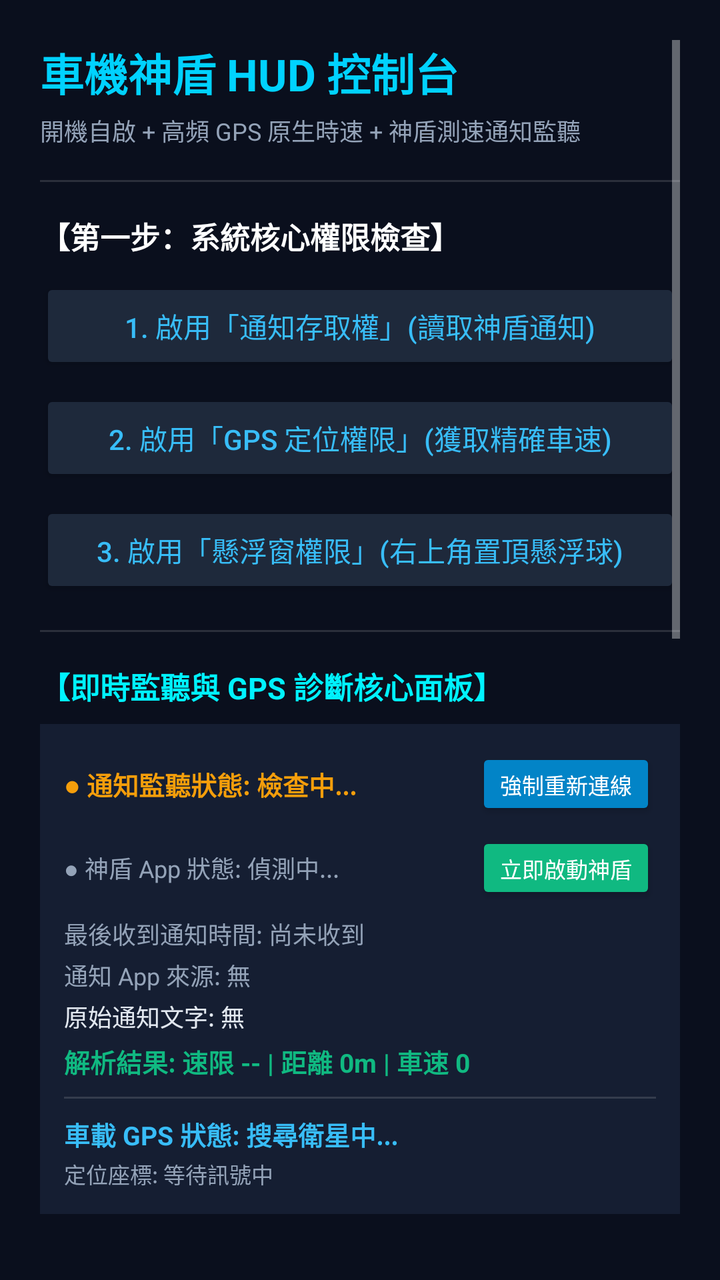
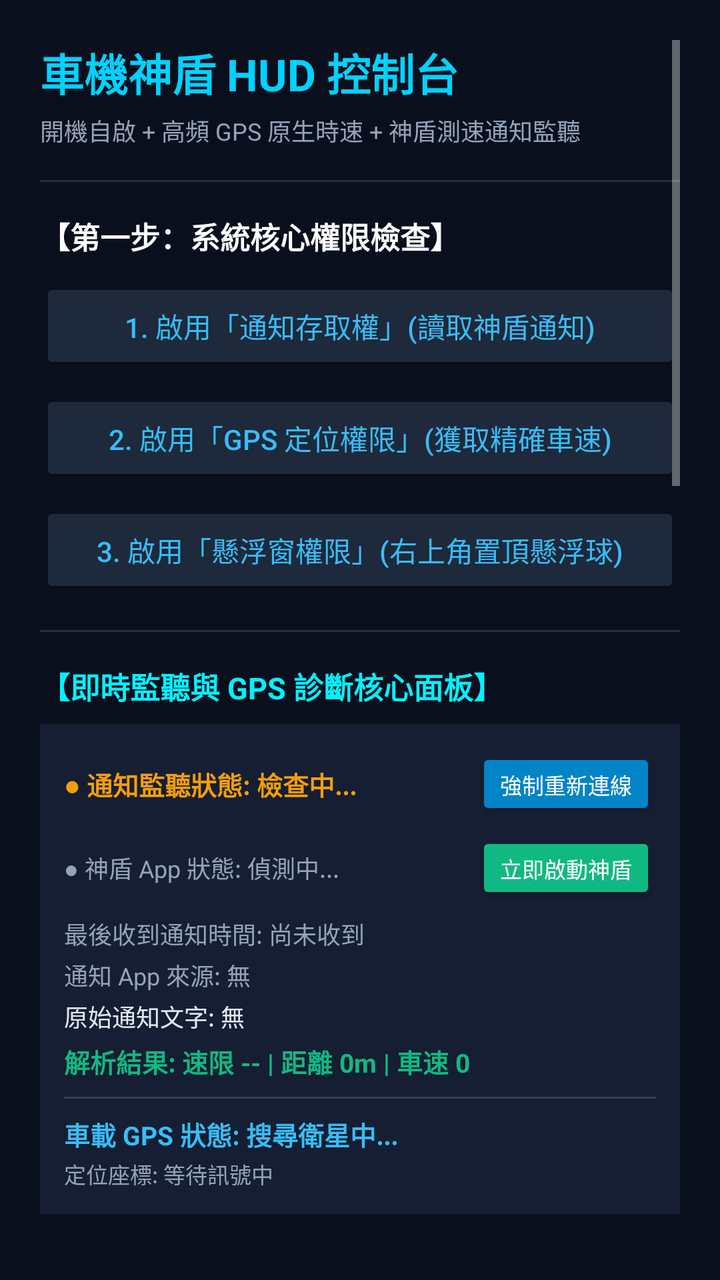

Screens rendered from an Android XML layout before and after an edit, with the pre-edit source and the edit as a unified diff.
<!-- AndroidManifest.xml: application theme Theme.AppCompat.NoActionBar -->
<!-- res/layout/activity_main.xml -->
<?xml version="1.0" encoding="utf-8"?>
<ScrollView xmlns:android="http://schemas.android.com/apk/res/android"
    android:layout_width="match_parent"
    android:layout_height="match_parent"
    android:background="#0A0F1D"
    android:padding="20dp">

    <LinearLayout
        android:layout_width="match_parent"
        android:layout_height="wrap_content"
        android:orientation="vertical">

        <TextView
            android:layout_width="wrap_content"
            android:layout_height="wrap_content"
            android:text="車機神盾 HUD 控制台"
            android:textColor="#00D2FF"
            android:textSize="22sp"
            android:textStyle="bold" />

        <TextView
            android:layout_width="wrap_content"
            android:layout_height="wrap_content"
            android:layout_marginTop="4dp"
            android:text="開機自啟 + 高頻 GPS 原生時速 + 神盾測速通知監聽"
            android:textColor="#94A3B8"
            android:textSize="12sp" />

        <View
            android:layout_width="match_parent"
            android:layout_height="1dp"
            android:layout_marginTop="16dp"
            android:layout_marginBottom="16dp"
            android:background="#22FFFFFF" />

        
        <TextView
            android:layout_width="wrap_content"
            android:layout_height="wrap_content"
            android:text="【第一步：系統核心權限檢查】"
            android:textColor="#FFFFFF"
            android:textSize="15sp"
            android:textStyle="bold" />

        <Button
            android:id="@+id/btn_grant_notification"
            android:layout_width="match_parent"
            android:layout_height="48dp"
            android:layout_marginTop="10dp"
            android:backgroundTint="#1E293B"
            android:text="1. 啟用「通知存取權」(讀取神盾通知)"
            android:textColor="#38BDF8" />

        <Button
            android:id="@+id/btn_grant_location"
            android:layout_width="match_parent"
            android:layout_height="48dp"
            android:layout_marginTop="8dp"
            android:backgroundTint="#1E293B"
            android:text="2. 啟用「GPS 定位權限」(獲取精確車速)"
            android:textColor="#38BDF8" />

        <Button
            android:id="@+id/btn_grant_overlay"
            android:layout_width="match_parent"
            android:layout_height="48dp"
            android:layout_marginTop="8dp"
            android:backgroundTint="#1E293B"
            android:text="3. 啟用「懸浮窗權限」(右上角置頂懸浮球)"
            android:textColor="#38BDF8" />

        <View
            android:layout_width="match_parent"
            android:layout_height="1dp"
            android:layout_marginTop="16dp"
            android:layout_marginBottom="16dp"
            android:background="#22FFFFFF" />

        
        <TextView
            android:layout_width="wrap_content"
            android:layout_height="wrap_content"
            android:text="【即時監聽與 GPS 診斷核心面板】"
            android:textColor="#00F2FE"
            android:textSize="15sp"
            android:textStyle="bold" />

        <LinearLayout
            android:layout_width="match_parent"
            android:layout_height="wrap_content"
            android:layout_marginTop="8dp"
            android:background="#151E32"
            android:orientation="vertical"
            android:padding="12dp">

            
            <LinearLayout
                android:layout_width="match_parent"
                android:layout_height="wrap_content"
                android:gravity="center_vertical"
                android:orientation="horizontal">

                <TextView
                    android:id="@+id/tv_listener_status"
                    android:layout_width="0dp"
                    android:layout_height="wrap_content"
                    android:layout_weight="1"
                    android:text="● 通知監聽狀態: 檢查中..."
                    android:textColor="#F59E0B"
                    android:textSize="13sp"
                    android:textStyle="bold" />

                <Button
                    android:id="@+id/btn_rebind_listener"
                    android:layout_width="wrap_content"
                    android:layout_height="36dp"
                    android:backgroundTint="#0284C7"
                    android:text="強制重新連線"
                    android:textSize="11sp" />
            </LinearLayout>

            
            <LinearLayout
                android:layout_width="match_parent"
                android:layout_height="wrap_content"
                android:layout_marginTop="6dp"
                android:gravity="center_vertical"
                android:orientation="horizontal">

                <TextView
                    android:id="@+id/tv_speedtrap_status"
                    android:layout_width="0dp"
                    android:layout_height="wrap_content"
                    android:layout_weight="1"
                    android:text="● 神盾 App 狀態: 偵測中..."
                    android:textColor="#94A3B8"
                    android:textSize="12sp" />

                <Button
                    android:id="@+id/btn_launch_speedtrap"
                    android:layout_width="wrap_content"
                    android:layout_height="36dp"
                    android:backgroundTint="#10B981"
                    android:text="立即啟動神盾"
                    android:textSize="11sp" />
            </LinearLayout>

            <TextView
                android:id="@+id/tv_diag_time"
                android:layout_width="wrap_content"
                android:layout_height="wrap_content"
                android:layout_marginTop="6dp"
                android:text="最後收到通知時間: 尚未收到"
                android:textColor="#94A3B8"
                android:textSize="12sp" />

            <TextView
                android:id="@+id/tv_diag_pkg"
                android:layout_width="wrap_content"
                android:layout_height="wrap_content"
                android:layout_marginTop="3dp"
                android:text="通知 App 來源: 無"
                android:textColor="#94A3B8"
                android:textSize="12sp" />

            <TextView
                android:id="@+id/tv_diag_raw"
                android:layout_width="wrap_content"
                android:layout_height="wrap_content"
                android:layout_marginTop="3dp"
                android:text="原始通知文字: 無"
                android:textColor="#E2E8F0"
                android:textSize="12sp" />

            <TextView
                android:id="@+id/tv_diag_parsed"
                android:layout_width="wrap_content"
                android:layout_height="wrap_content"
                android:layout_marginTop="4dp"
                android:text="解析結果: 速限 -- | 距離 0m | 車速 0"
                android:textColor="#10B981"
                android:textSize="13sp"
                android:textStyle="bold" />

            <View
                android:layout_width="match_parent"
                android:layout_height="1dp"
                android:layout_marginTop="8dp"
                android:layout_marginBottom="8dp"
                android:background="#22FFFFFF" />

            
            <TextView
                android:id="@+id/tv_diag_gps"
                android:layout_width="wrap_content"
                android:layout_height="wrap_content"
                android:text="車載 GPS 狀態: 搜尋衛星中..."
                android:textColor="#38BDF8"
                android:textSize="13sp"
                android:textStyle="bold" />

            <TextView
                android:id="@+id/tv_diag_gps_detail"
                android:layout_width="wrap_content"
                android:layout_height="wrap_content"
                android:layout_marginTop="2dp"
                android:text="定位座標: 等待訊號中"
                android:textColor="#94A3B8"
                android:textSize="11sp" />
        </LinearLayout>

        <View
            android:layout_width="match_parent"
            android:layout_height="1dp"
            android:layout_marginTop="16dp"
            android:layout_marginBottom="16dp"
            android:background="#22FFFFFF" />

        
        <TextView
            android:layout_width="wrap_content"
            android:layout_height="wrap_content"
            android:text="【神盾測速 App 連動與喚醒設定】"
            android:textColor="#FFFFFF"
            android:textSize="15sp"
            android:textStyle="bold" />

        <TextView
            android:id="@+id/tv_current_speedtrap_pkg"
            android:layout_width="wrap_content"
            android:layout_height="wrap_content"
            android:layout_marginTop="4dp"
            android:text="神盾應用偵測：正在檢查..."
            android:textColor="#10B981"
            android:textSize="13sp" />

        <LinearLayout
            android:layout_width="match_parent"
            android:layout_height="wrap_content"
            android:layout_marginTop="8dp"
            android:orientation="horizontal">

            <Button
                android:id="@+id/btn_choose_speedtrap_app"
                android:layout_width="0dp"
                android:layout_height="44dp"
                android:layout_weight="1"
                android:backgroundTint="#0369A1"
                android:text="手動選擇神盾 App"
                android:textSize="12sp" />

            <Button
                android:id="@+id/btn_test_launch_speedtrap"
                android:layout_width="0dp"
                android:layout_height="44dp"
                android:layout_marginStart="8dp"
                android:layout_weight="1"
                android:backgroundTint="#0F766E"
                android:text="測試立即喚醒神盾"
                android:textSize="12sp" />
        </LinearLayout>

        <View
            android:layout_width="match_parent"
            android:layout_height="1dp"
            android:layout_marginTop="16dp"
            android:layout_marginBottom="16dp"
            android:background="#22FFFFFF" />

        
        <TextView
            android:layout_width="wrap_content"
            android:layout_height="wrap_content"
            android:text="【第二步：HUD 懸浮條開關與模擬測試】"
            android:textColor="#FFFFFF"
            android:textSize="15sp"
            android:textStyle="bold" />

        <Button
            android:id="@+id/btn_toggle_overlay"
            android:layout_width="match_parent"
            android:layout_height="48dp"
            android:layout_marginTop="10dp"
            android:backgroundTint="#0284C7"
            android:text="開啟全域置頂 HUD 懸浮球 (右上角)"
            android:textColor="#FFFFFF" />

        
        <TextView
            android:id="@+id/tv_hud_alpha_label"
            android:layout_width="wrap_content"
            android:layout_height="wrap_content"
            android:layout_marginTop="8dp"
            android:text="HUD 懸浮球透明度（防遮擋前台 App）：目前為高透 (72%)"
            android:textColor="#38BDF8"
            android:textSize="12sp" />

        <LinearLayout
            android:layout_width="match_parent"
            android:layout_height="wrap_content"
            android:layout_marginTop="4dp"
            android:orientation="horizontal">

            <Button
                android:id="@+id/btn_alpha_extreme"
                android:layout_width="0dp"
                android:layout_height="40dp"
                android:layout_weight="1"
                android:backgroundTint="#1E293B"
                android:text="極度通透 (50%)"
                android:textSize="11sp" />

            <Button
                android:id="@+id/btn_alpha_high"
                android:layout_width="0dp"
                android:layout_height="40dp"
                android:layout_marginStart="6dp"
                android:layout_weight="1"
                android:backgroundTint="#0284C7"
                android:text="高透 (72%)"
                android:textSize="11sp" />

            <Button
                android:id="@+id/btn_alpha_standard"
                android:layout_width="0dp"
                android:layout_height="40dp"
                android:layout_marginStart="6dp"
                android:layout_weight="1"
                android:backgroundTint="#1E293B"
                android:text="標準 (88%)"
                android:textSize="11sp" />
        </LinearLayout>

        
        <TextView
            android:id="@+id/tv_hud_scale_label"
            android:layout_width="wrap_content"
            android:layout_height="wrap_content"
            android:layout_marginTop="12dp"
            android:text="HUD 懸浮球尺寸大小（放大 / 縮小）：目前 100%"
            android:textColor="#38BDF8"
            android:textSize="13sp"
            android:textStyle="bold" />

        <LinearLayout
            android:layout_width="match_parent"
            android:layout_height="wrap_content"
            android:layout_marginTop="4dp"
            android:orientation="horizontal">

            <Button
                android:id="@+id/btn_scale_compact"
                android:layout_width="0dp"
                android:layout_height="40dp"
                android:layout_weight="1"
                android:backgroundTint="#1E293B"
                android:text="迷你 (75%)"
                android:textSize="11sp" />

            <Button
                android:id="@+id/btn_scale_normal"
                android:layout_width="0dp"
                android:layout_height="40dp"
                android:layout_marginStart="6dp"
                android:layout_weight="1"
                android:backgroundTint="#0284C7"
                android:text="標準 (100%)"
                android:textSize="11sp" />

            <Button
                android:id="@+id/btn_scale_large"
                android:layout_width="0dp"
                android:layout_height="40dp"
                android:layout_marginStart="6dp"
                android:layout_weight="1"
                android:backgroundTint="#1E293B"
                android:text="放大 (125%)"
                android:textSize="11sp" />

            <Button
                android:id="@+id/btn_scale_xlarge"
                android:layout_width="0dp"
                android:layout_height="40dp"
                android:layout_marginStart="6dp"
                android:layout_weight="1"
                android:backgroundTint="#1E293B"
                android:text="特大 (150%)"
                android:textSize="11sp" />
        </LinearLayout>

        <LinearLayout
            android:layout_width="match_parent"
            android:layout_height="wrap_content"
            android:layout_marginTop="10dp"
            android:orientation="horizontal">

            <Button
                android:id="@+id/btn_test_normal"
                android:layout_width="0dp"
                android:layout_height="44dp"
                android:layout_weight="1"
                android:backgroundTint="#0F766E"
                android:text="模擬正常測速"
                android:textSize="12sp" />

            <Button
                android:id="@+id/btn_test_overspeed"
                android:layout_width="0dp"
                android:layout_height="44dp"
                android:layout_marginStart="6dp"
                android:layout_weight="1"
                android:backgroundTint="#BE123C"
                android:text="模擬超速警報"
                android:textSize="12sp" />

            <Button
                android:id="@+id/btn_test_gps_speed"
                android:layout_width="0dp"
                android:layout_height="44dp"
                android:layout_marginStart="6dp"
                android:layout_weight="1"
                android:backgroundTint="#7C3AED"
                android:text="模擬時速跳動"
                android:textSize="12sp" />
        </LinearLayout>

        <View
            android:layout_width="match_parent"
            android:layout_height="1dp"
            android:layout_marginTop="16dp"
            android:layout_marginBottom="16dp"
            android:background="#22FFFFFF" />

        
        <TextView
            android:layout_width="wrap_content"
            android:layout_height="wrap_content"
            android:text="【第三步：指定投屏 / Android Auto 快捷鍵】"
            android:textColor="#FFFFFF"
            android:textSize="15sp"
            android:textStyle="bold" />

        <TextView
            android:id="@+id/tv_current_aa_pkg"
            android:layout_width="wrap_content"
            android:layout_height="wrap_content"
            android:layout_marginTop="4dp"
            android:text="目前綁定：自動智慧偵測 (ZLINK / AutoKit)"
            android:textColor="#10B981"
            android:textSize="13sp" />

        <Button
            android:id="@+id/btn_choose_aa_app"
            android:layout_width="match_parent"
            android:layout_height="48dp"
            android:layout_marginTop="8dp"
            android:backgroundTint="#1E293B"
            android:text="選擇車機上的 Android Auto / 投屏 App"
            android:textColor="#38BDF8" />

        <View
            android:layout_width="match_parent"
            android:layout_height="1dp"
            android:layout_marginTop="16dp"
            android:layout_marginBottom="16dp"
            android:background="#22FFFFFF" />

        
        <Button
            android:id="@+id/btn_exit_app"
            android:layout_width="match_parent"
            android:layout_height="50dp"
            android:layout_marginBottom="16dp"
            android:backgroundTint="#BE123C"
            android:text="❌ 徹底關閉並退出本程式 (Exit App)"
            android:textColor="#FFFFFF"
            android:textSize="14sp"
            android:textStyle="bold" />

    </LinearLayout>
</ScrollView>
<!-- resources referenced by this layout -->
<resources>

</resources>

<!-- the commit's change to res/layout/activity_main.xml (unified diff, before → after) -->
@@ -466,6 +466,107 @@
             android:background="#22FFFFFF" />
 
         
+        <TextView
+            android:layout_width="wrap_content"
+            android:layout_height="wrap_content"
+            android:text="【第四步：客廳電視返家到站連動 (Car-to-Living-Room ETA)】"
+            android:textColor="#00F2FE"
+            android:textSize="15sp"
+            android:textStyle="bold" />
+
+        <TextView
+            android:layout_width="wrap_content"
+            android:layout_height="wrap_content"
+            android:layout_marginTop="4dp"
+            android:text="進入住家 10 公里範圍時，自動通報客廳電視 Chromebox-TV-Home 顯示抵達時間與溫馨卡片"
+            android:textColor="#94A3B8"
+            android:textSize="12sp" />
+
+        <LinearLayout
+            android:layout_width="match_parent"
+            android:layout_height="wrap_content"
+            android:layout_marginTop="10dp"
+            android:background="#151E32"
+            android:orientation="vertical"
+            android:padding="12dp">
+
+            <CheckBox
+                android:id="@+id/cb_home_eta_enabled"
+                android:layout_width="wrap_content"
+                android:layout_height="wrap_content"
+                android:buttonTint="#00F2FE"
+                android:checked="true"
+                android:text="啟用返家到站電視即時連動通報"
+                android:textColor="#FFFFFF"
+                android:textSize="13sp" />
+
+            <TextView
+                android:id="@+id/tv_home_coords"
+                android:layout_width="wrap_content"
+                android:layout_height="wrap_content"
+                android:layout_marginTop="8dp"
+                android:text="目前住家位置：尚未設定 (點擊下方按鈕以目前 GPS 設定)"
+                android:textColor="#F59E0B"
+                android:textSize="12sp" />
+
+            <Button
+                android:id="@+id/btn_set_home_coords"
+                android:layout_width="match_parent"
+                android:layout_height="44dp"
+                android:layout_marginTop="8dp"
+                android:backgroundTint="#0F766E"
+                android:text="📍 設定目前 GPS 位置為住家 (Home)"
+                android:textColor="#FFFFFF"
+                android:textSize="13sp" />
+
+            <TextView
+                android:layout_width="wrap_content"
+                android:layout_height="wrap_content"
+                android:layout_marginTop="10dp"
+                android:text="家庭專屬推播頻道識別碼 (ntfy.sh Topic)："
+                android:textColor="#94A3B8"
+                android:textSize="12sp" />
+
+            <EditText
+                android:id="@+id/et_home_channel"
+                android:layout_width="match_parent"
+                android:layout_height="44dp"
+                android:layout_marginTop="4dp"
+                android:background="#0A0F1D"
+                android:hint="kcchen-family-livingroom"
+                android:paddingStart="10dp"
+                android:paddingEnd="10dp"
+                android:singleLine="true"
+                android:textColor="#FFFFFF"
+                android:textColorHint="#475569"
+                android:textSize="13sp" />
+
+            <Button
+                android:id="@+id/btn_test_home_eta"
+                android:layout_width="match_parent"
+                android:layout_height="44dp"
+                android:layout_marginTop="10dp"
+                android:backgroundTint="#2563EB"
+                android:text="🧪 測試發送返家推播至客廳電視"
+                android:textColor="#FFFFFF"
+                android:textSize="13sp" />
+        </LinearLayout>
+
+        <View
+            android:layout_width="match_parent"
+            android:layout_height="1dp"
+            android:layout_marginTop="16dp"
+            android:layout_marginBottom="16dp"
+            android:background="#22FFFFFF" />
+
+        <View
+            android:layout_width="match_parent"
+            android:layout_height="1dp"
+            android:layout_marginTop="16dp"
+            android:layout_marginBottom="16dp"
+            android:background="#22FFFFFF" />
+
+        
         <Button
             android:id="@+id/btn_exit_app"
             android:layout_width="match_parent"
